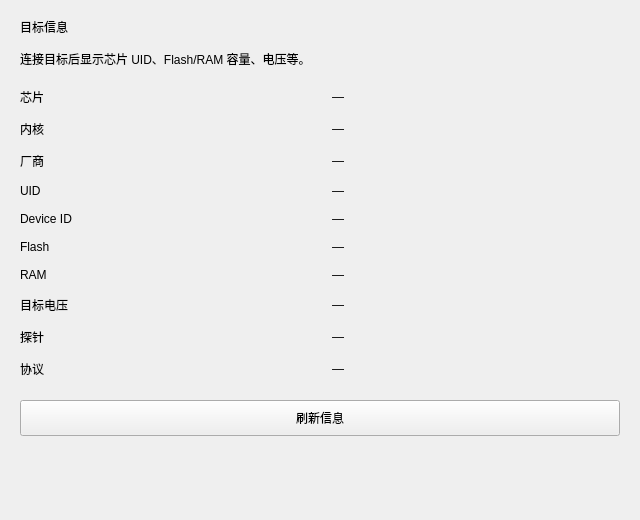
This is etools/ui/forms/target_info_panel.ui in youzhouchang/ETools as Qt 5 draws it before an edit. The edited form follows.
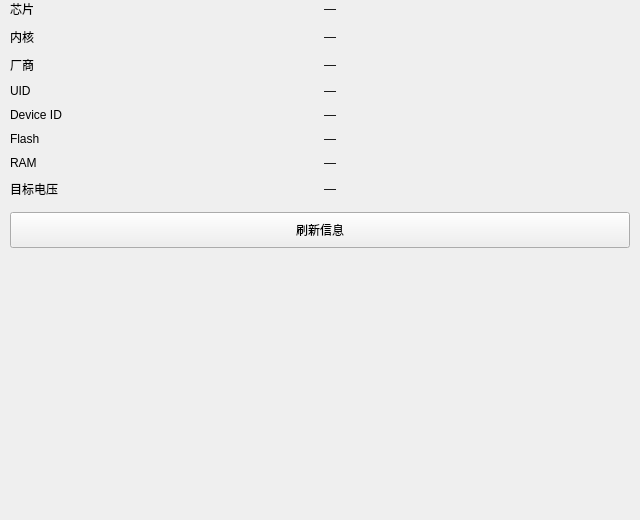
This is the edited form.

Diff of the .ui file:
```diff
--- a/etools/ui/forms/target_info_panel.ui
+++ b/etools/ui/forms/target_info_panel.ui
@@ -12,60 +12,27 @@
   </property>
   <layout class="QVBoxLayout" name="rootLayout">
    <property name="leftMargin">
-    <number>20</number>
+    <number>10</number>
    </property>
    <property name="topMargin">
-    <number>18</number>
+    <number>0</number>
    </property>
    <property name="rightMargin">
-    <number>20</number>
+    <number>10</number>
    </property>
    <property name="bottomMargin">
-    <number>18</number>
+    <number>8</number>
    </property>
    <property name="spacing">
-    <number>14</number>
+    <number>6</number>
    </property>
-   <item>
-    <widget class="QLabel" name="panelTitle">
-     <property name="text">
-      <string>目标信息</string>
-     </property>
-    </widget>
-   </item>
-   <item>
-    <widget class="QLabel" name="hintLabel">
-     <property name="text">
-      <string>连接目标后显示芯片 UID、Flash/RAM 容量、电压等。</string>
-     </property>
-     <property name="wordWrap">
-      <bool>true</bool>
-     </property>
-    </widget>
-   </item>
-   <item>
-    <spacer name="spTop">
-     <property name="orientation">
-      <enum>Qt::Vertical</enum>
-     </property>
-     <property name="sizeType">
-      <enum>QSizePolicy::Fixed</enum>
-     </property>
-     <property name="sizeHint" stdset="0">
-      <size>
-       <width>0</width>
-       <height>6</height>
-      </size>
-     </property>
-    </spacer>
-   </item>
    <item>
     <layout class="QGridLayout" name="infoGrid">
      <property name="horizontalSpacing">
-      <number>24</number>
+      <number>8</number>
      </property>
      <property name="verticalSpacing">
-      <number>14</number>
+      <number>10</number>
      </property>
      <item row="0" column="0">
       <widget class="QLabel" name="keyTarget">
@@ -179,34 +146,6 @@
        </property>
       </widget>
      </item>
-     <item row="8" column="0">
-      <widget class="QLabel" name="keyProbe">
-       <property name="text">
-        <string>探针</string>
-       </property>
-      </widget>
-     </item>
-     <item row="8" column="1">
-      <widget class="QLabel" name="valProbe">
-       <property name="text">
-        <string>—</string>
-       </property>
-      </widget>
-     </item>
-     <item row="9" column="0">
-      <widget class="QLabel" name="keyWire">
-       <property name="text">
-        <string>协议</string>
-       </property>
-      </widget>
-     </item>
-     <item row="9" column="1">
-      <widget class="QLabel" name="valWire">
-       <property name="text">
-        <string>—</string>
-       </property>
-      </widget>
-     </item>
     </layout>
    </item>
    <item>
```
